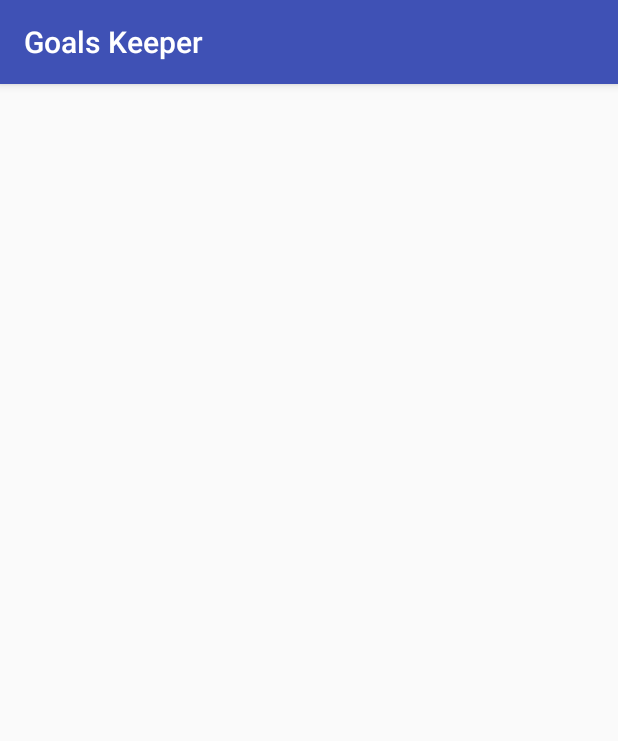
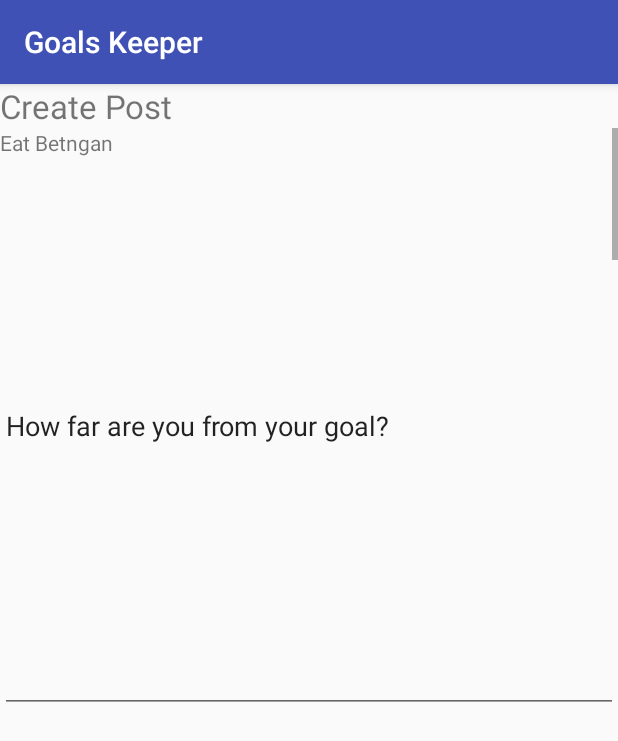
Before and after one commit to abdelrahman-elkady/goals-keeper-mobile, an Android app: the fragment PostFragment shown on its own in the app's theme, on a phone screen of 412 x 824 dp. Shown: the top 741 px of the screen. Run offline under Robolectric (Android 15) with nearby library versions, the phone set to English and light mode, and no system bars; our stand-ins replace ButterKnife.

Commit message:
Modifies post_fragment Adds recycler view for goals selection Adds adabter for recycler view Adds plain text view

```diff
--- /dev/null
+++ b/app/src/main/java/goals_keeper/com/goalskeeperapp/adapters/PostAdabter.java
@@ -0,0 +1,59 @@
+package goals_keeper.com.goalskeeperapp.adapters;
+
+import android.support.v7.widget.RecyclerView;
+import android.view.LayoutInflater;
+import android.view.View;
+import android.view.ViewGroup;
+import android.widget.LinearLayout;
+import android.widget.TextView;
+
+import goals_keeper.com.goalskeeperapp.R;
+
+/**
+ * Created by hamamsy on 28/11/15.
+ */
+public class PostAdabter extends RecyclerView.Adapter<PostAdabter.ViewHolder> {
+    private String[] mDataset; //dummy data for now
+
+    public static class ViewHolder extends RecyclerView.ViewHolder {
+        public LinearLayout mLinearLayout;
+
+        public ViewHolder(LinearLayout v) {
+            super(v);
+            mLinearLayout = v;
+        }
+    }
+
+    public PostAdabter(String[] myDataset) {
+        mDataset = myDataset;
+    }
+
+    // Create new views (invoked by the layout manager)
+    @Override
+    public PostAdabter.ViewHolder onCreateViewHolder(ViewGroup parent,
+                                                   int viewType) {
+        // create a new view
+        View v = LayoutInflater.from(parent.getContext())
+                .inflate(R.layout.item_goal_selection, parent, false);
+        // set the view's size, margins, paddings and layout parameters
+
+        ViewHolder vh = new ViewHolder((LinearLayout)v);
+        return vh;
+    }
+
+    // Replace the contents of a view (invoked by the layout manager)
+    @Override
+    public void onBindViewHolder(ViewHolder holder, int position) {
+        // - get element from your dataset at this position
+        // - replace the contents of the view with that element
+        TextView tv =(TextView) holder.mLinearLayout.findViewById(R.id.my_text_view);
+        tv.setText(mDataset[position]);
+
+    }
+
+    // Return the size of your dataset (invoked by the layout manager)
+    @Override
+    public int getItemCount() {
+        return mDataset.length;
+    }
+}
--- a/app/src/main/java/goals_keeper/com/goalskeeperapp/fragments/PostFragment.java
+++ b/app/src/main/java/goals_keeper/com/goalskeeperapp/fragments/PostFragment.java
@@ -2,21 +2,44 @@ package goals_keeper.com.goalskeeperapp.fragments;
 
 import android.os.Bundle;
 import android.support.annotation.Nullable;
+import android.support.v7.widget.LinearLayoutManager;
+import android.support.v7.widget.RecyclerView;
 import android.view.LayoutInflater;
 import android.view.View;
 import android.view.ViewGroup;
 
+import butterknife.Bind;
+import butterknife.ButterKnife;
 import goals_keeper.com.goalskeeperapp.R;
+import goals_keeper.com.goalskeeperapp.adapters.PostAdabter;
 
 /**
  * Created by hamamsy on 28/11/15.
  */
 public class PostFragment extends android.support.v4.app.Fragment {
+    @Bind(R.id.my_recycler_view)
+    RecyclerView mRecyclerView;
+
+    RecyclerView.Adapter mAdapter;
+    RecyclerView.LayoutManager mLayoutManager;
 
     @Nullable
     @Override
     public View onCreateView(LayoutInflater inflater, ViewGroup container, Bundle savedInstanceState) {
         View view = inflater.inflate(R.layout.fragment_post, container, false); // Inflating the fragment layout
+
+        ButterKnife.bind(this, view);
+
+        // use a linear layout manager
+        mRecyclerView.setHasFixedSize(true);
+
+        // use a linear layout manager
+        mLayoutManager = new LinearLayoutManager(getActivity());
+        mRecyclerView.setLayoutManager(mLayoutManager);
+
+        // specify an adapter (see also next example)
+        mAdapter = new PostAdabter(new String[]{"Eat Betngan","Play BetnganBall"});
+        mRecyclerView.setAdapter(mAdapter);
         return view;
     }
 }
--- a/app/src/main/res/layout/fragment_post.xml
+++ b/app/src/main/res/layout/fragment_post.xml
@@ -1,6 +1,52 @@
 <?xml version="1.0" encoding="utf-8"?>
-<android.support.design.widget.CoordinatorLayout xmlns:android="http://schemas.android.com/apk/res/android"
+
+<!--
+  Copyright 2015 Google Inc. All rights reserved.
+  Licensed under the Apache License, Version 2.0 (the "License");
+  you may not use this file except in compliance with the License.
+  You may obtain a copy of the License at
+       http://www.apache.org/licenses/LICENSE-2.0
+  Unless required by applicable law or agreed to in writing, software
+  distributed under the License is distributed on an "AS IS" BASIS,
+  WITHOUT WARRANTIES OR CONDITIONS OF ANY KIND, either express or implied.
+  See the License for the specific language governing permissions and
+  limitations under the License.
+  -->
+
+<android.support.design.widget.CoordinatorLayout
+    xmlns:android="http://schemas.android.com/apk/res/android"
     xmlns:app="http://schemas.android.com/apk/res-auto"
     android:layout_width="match_parent"
     android:layout_height="match_parent">
+
+    <LinearLayout
+        android:orientation="vertical"
+        android:layout_width="match_parent"
+        android:layout_height="match_parent"
+        android:weightSum="100">
+        <TextView
+            android:layout_width="wrap_content"
+            android:layout_height="wrap_content"
+            android:text="Create Post"
+            android:textSize="22dp"
+            android:id="@+id/textView" />
+
+        <android.support.v7.widget.RecyclerView
+            android:id="@+id/my_recycler_view"
+            android:scrollbars="vertical"
+            android:layout_width="match_parent"
+            android:layout_height="176dp"/>
+
+        <EditText
+            android:layout_width="match_parent"
+            android:layout_height="wrap_content"
+            android:id="@+id/editText"
+            android:layout_weight="32.71"
+            android:maxLines="300"
+            android:text="How far are you from your goal?"
+            android:textStyle="normal"
+            android:gravity="top" />
+
+    </LinearLayout>
+
 </android.support.design.widget.CoordinatorLayout>
--- /dev/null
+++ b/app/src/main/res/layout/item_goal_selection.xml
@@ -0,0 +1,13 @@
+<?xml version="1.0" encoding="utf-8"?>
+<LinearLayout xmlns:android="http://schemas.android.com/apk/res/android"
+    android:orientation="vertical" android:layout_width="match_parent"
+    android:layout_height="match_parent"
+    android:weightSum="1">
+
+    <TextView
+        android:layout_width="match_parent"
+        android:layout_height="wrap_content"
+        android:text="New Text"
+        android:id="@+id/my_text_view"
+        android:layout_weight="0.19" />
+</LinearLayout>
```
